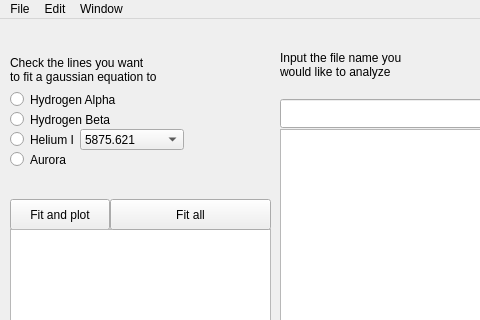
Old version of the form GaussianFitter.ui in the repository tboudreaux/PHY-2002; both pictures show x 0 to 480 and y 0 to 320 of the 659 by 449 pixel window.
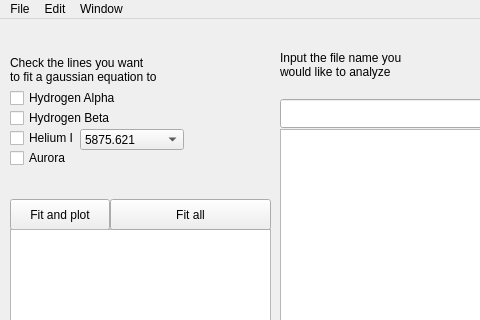
New version of the form.

```diff
--- a/GaussianFitter.ui
+++ b/GaussianFitter.ui
@@ -168,54 +168,6 @@
      </rect>
     </property>
    </widget>
-   <widget class="QRadioButton" name="HydrogenA">
-    <property name="geometry">
-     <rect>
-      <x>10</x>
-      <y>70</y>
-      <width>131</width>
-      <height>21</height>
-     </rect>
-    </property>
-    <property name="toolTip">
-     <string>Fits the Hydrogen Alpha line</string>
-    </property>
-    <property name="text">
-     <string>Hydrogen Alpha</string>
-    </property>
-   </widget>
-   <widget class="QRadioButton" name="HydrogenB">
-    <property name="geometry">
-     <rect>
-      <x>10</x>
-      <y>90</y>
-      <width>121</width>
-      <height>21</height>
-     </rect>
-    </property>
-    <property name="toolTip">
-     <string>Fits the Hydrogen Beta line</string>
-    </property>
-    <property name="text">
-     <string>Hydrogen Beta</string>
-    </property>
-   </widget>
-   <widget class="QRadioButton" name="HeliumA">
-    <property name="geometry">
-     <rect>
-      <x>10</x>
-      <y>110</y>
-      <width>97</width>
-      <height>21</height>
-     </rect>
-    </property>
-    <property name="toolTip">
-     <string>Fits Helium line</string>
-    </property>
-    <property name="text">
-     <string>Helium I</string>
-    </property>
-   </widget>
    <widget class="QComboBox" name="comboBox">
     <property name="geometry">
      <rect>
@@ -254,22 +206,6 @@
      </property>
     </item>
    </widget>
-   <widget class="QRadioButton" name="aurora">
-    <property name="geometry">
-     <rect>
-      <x>10</x>
-      <y>130</y>
-      <width>97</width>
-      <height>21</height>
-     </rect>
-    </property>
-    <property name="toolTip">
-     <string>Checks the Aurora line</string>
-    </property>
-    <property name="text">
-     <string>Aurora</string>
-    </property>
-   </widget>
    <widget class="QPushButton" name="fitall_2">
     <property name="geometry">
      <rect>
@@ -286,6 +222,58 @@
      <string>Fit all</string>
     </property>
    </widget>
+   <widget class="QCheckBox" name="HydrogenA">
+    <property name="geometry">
+     <rect>
+      <x>10</x>
+      <y>70</y>
+      <width>141</width>
+      <height>18</height>
+     </rect>
+    </property>
+    <property name="text">
+     <string>Hydrogen Alpha</string>
+    </property>
+   </widget>
+   <widget class="QCheckBox" name="HydrogenB">
+    <property name="geometry">
+     <rect>
+      <x>10</x>
+      <y>90</y>
+      <width>111</width>
+      <height>18</height>
+     </rect>
+    </property>
+    <property name="text">
+     <string>Hydrogen Beta </string>
+    </property>
+   </widget>
+   <widget class="QCheckBox" name="HeliumA">
+    <property name="geometry">
+     <rect>
+      <x>10</x>
+      <y>110</y>
+      <width>85</width>
+      <height>18</height>
+     </rect>
+    </property>
+    <property name="text">
+     <string>Helium I</string>
+    </property>
+   </widget>
+   <widget class="QCheckBox" name="checkBox">
+    <property name="geometry">
+     <rect>
+      <x>10</x>
+      <y>130</y>
+      <width>85</width>
+      <height>18</height>
+     </rect>
+    </property>
+    <property name="text">
+     <string>Aurora</string>
+    </property>
+   </widget>
   </widget>
   <widget class="QMenuBar" name="menubar">
    <property name="geometry">
```
Left out of the diff: 4 changed lines with no effect on the pictures.
